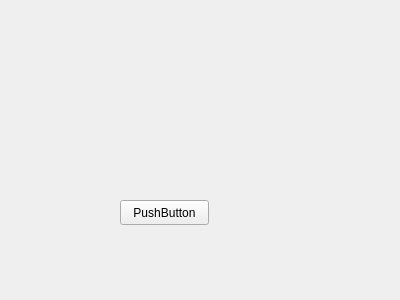
Old version of the form deletebook.ui in the repository theomeuh/SQLMoteor.
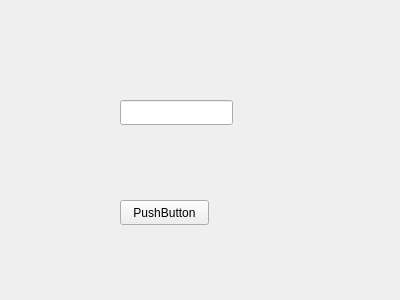
New version of the form.

Patch:
```diff
--- a/deletebook.ui
+++ b/deletebook.ui
@@ -26,6 +26,16 @@
     <string>PushButton</string>
    </property>
   </widget>
+  <widget class="QLineEdit" name="IdEdit">
+   <property name="geometry">
+    <rect>
+     <x>120</x>
+     <y>100</y>
+     <width>113</width>
+     <height>25</height>
+    </rect>
+   </property>
+  </widget>
  </widget>
  <resources/>
  <connections/>
```
